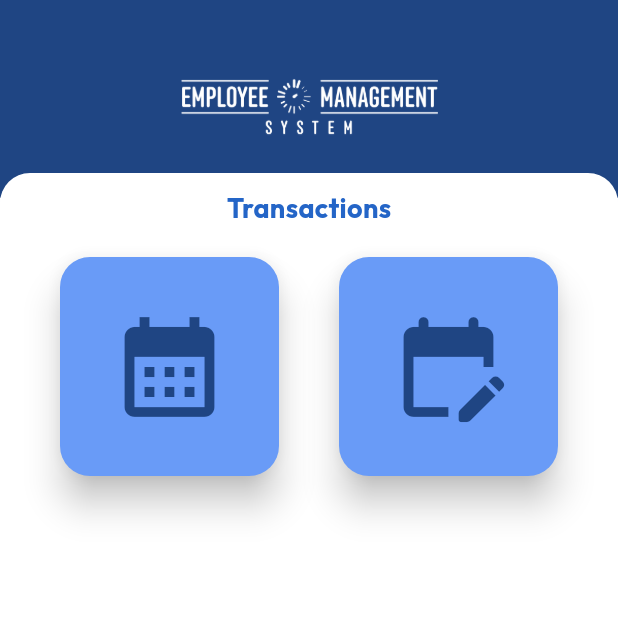
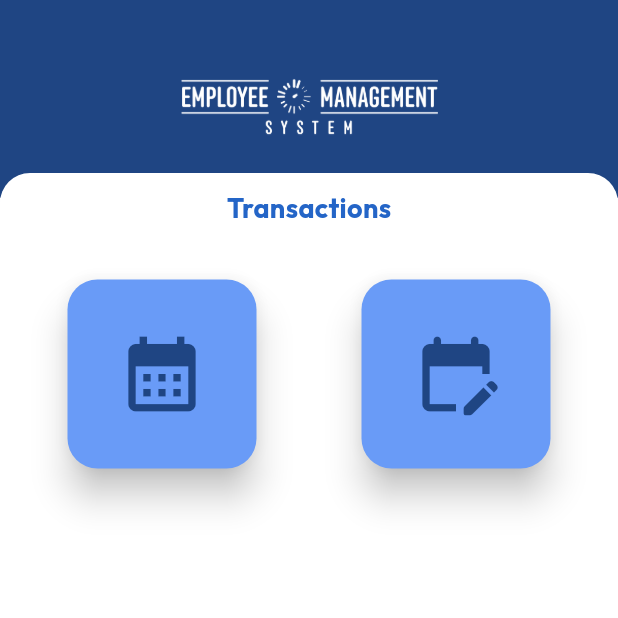
Before and after one commit to NekoIchigo/ems_v4, a Flutter app: the Transactions screen opened by its route, on a phone screen of 412 x 824 dp, the top half of it. Run offline on Flutter 3.47's test engine with Material 3 defaults, Android fonts, the phone set to English and light mode, and no system bars; our stand-ins replace calendar_date_picker2, convex_bottom_bar, flutter_svg, get, google_fonts, loading_animation_widget and 3 more; missing offline and left inert: flutter_device_type; accounts and stored records are empty; network calls fail; statements that could not run were skipped; project files that could hold a hidden picture were left out.

Commit message:
"feat: transaction button"

```diff
--- a/lib/views/layout/private/transactions/transactions.dart
+++ b/lib/views/layout/private/transactions/transactions.dart
@@ -1,5 +1,6 @@
 import 'package:ems_v4/global/constants.dart';
 import 'package:ems_v4/views/widgets/builder/ems_container.dart';
+import 'package:ems_v4/views/widgets/buttons/transaction_menu_button.dart';
 import 'package:flutter/material.dart';
 import 'package:flutter_svg/svg.dart';
 import 'package:get/get.dart';
@@ -36,44 +37,29 @@ class _TransactionsState extends State<Transactions> {
                   SizedBox(
                     height: Get.height * .6,
                     child: GridView.count(
-                      padding: const EdgeInsets.symmetric(
-                        vertical: 20,
-                        horizontal: 40,
-                      ),
-                      mainAxisSpacing: 40,
-                      crossAxisSpacing: 40,
+                      padding: const EdgeInsets.symmetric(horizontal: 10),
                       crossAxisCount: 2,
                       children: [
-                        ElevatedButton(
-                          onPressed: () {},
-                          style: ElevatedButton.styleFrom(
-                            shadowColor: Colors.black,
-                            backgroundColor: bgSky,
-                            elevation: 10,
-                            shape: RoundedRectangleBorder(
-                              borderRadius: BorderRadius.circular(20),
+                        TransactionMenuButton(
+                          onPressed: () {
+                            Get.toNamed('/transactions/time_records');
+                          },
+                          child: const Center(
+                            child: Icon(
+                              Icons.calendar_month,
+                              size: 60,
+                              color: bgPrimaryBlue,
                             ),
                           ),
-                          child: const Icon(
-                            Icons.calendar_month,
-                            size: 80,
-                            color: bgPrimaryBlue,
-                          ),
                         ),
-                        ElevatedButton(
+                        TransactionMenuButton(
                           onPressed: () {},
-                          style: ElevatedButton.styleFrom(
-                            shadowColor: Colors.black,
-                            backgroundColor: bgSky,
-                            elevation: 10,
-                            shape: RoundedRectangleBorder(
-                              borderRadius: BorderRadius.circular(20),
+                          child: const Center(
+                            child: Icon(
+                              Icons.edit_calendar_rounded,
+                              size: 60,
+                              color: bgPrimaryBlue,
                             ),
-                          ),
-                          child: const Icon(
-                            Icons.edit_calendar_rounded,
-                            size: 80,
-                            color: bgPrimaryBlue,
                           ),
                         ),
                       ],
--- /dev/null
+++ b/lib/views/layout/private/transactions/widget/time_records.dart
@@ -0,0 +1,15 @@
+import 'package:flutter/material.dart';
+
+class TimeRecords extends StatefulWidget {
+  const TimeRecords({super.key});
+
+  @override
+  State<TimeRecords> createState() => _TimeRecordsState();
+}
+
+class _TimeRecordsState extends State<TimeRecords> {
+  @override
+  Widget build(BuildContext context) {
+    return const Placeholder();
+  }
+}
--- /dev/null
+++ b/lib/views/widgets/buttons/transaction_menu_button.dart
@@ -0,0 +1,33 @@
+import 'package:ems_v4/global/constants.dart';
+import 'package:flutter/material.dart';
+
+class TransactionMenuButton extends StatefulWidget {
+  final Function() onPressed;
+  final Widget child;
+  const TransactionMenuButton(
+      {super.key, required this.onPressed, required this.child});
+
+  @override
+  State<TransactionMenuButton> createState() => _TransactionMenuButtonState();
+}
+
+class _TransactionMenuButtonState extends State<TransactionMenuButton> {
+  @override
+  Widget build(BuildContext context) {
+    return Container(
+      margin: const EdgeInsets.all(35),
+      child: ElevatedButton(
+        onPressed: widget.onPressed,
+        style: ElevatedButton.styleFrom(
+          shadowColor: Colors.black,
+          backgroundColor: bgSky,
+          elevation: 10,
+          shape: RoundedRectangleBorder(
+            borderRadius: BorderRadius.circular(20),
+          ),
+        ),
+        child: widget.child,
+      ),
+    );
+  }
+}
```
